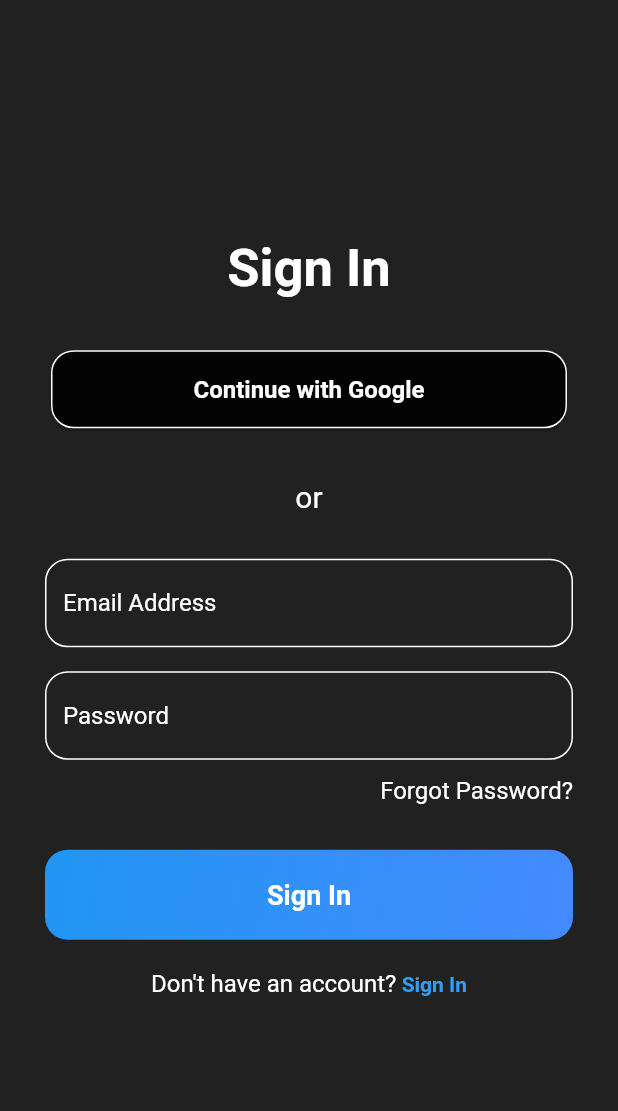
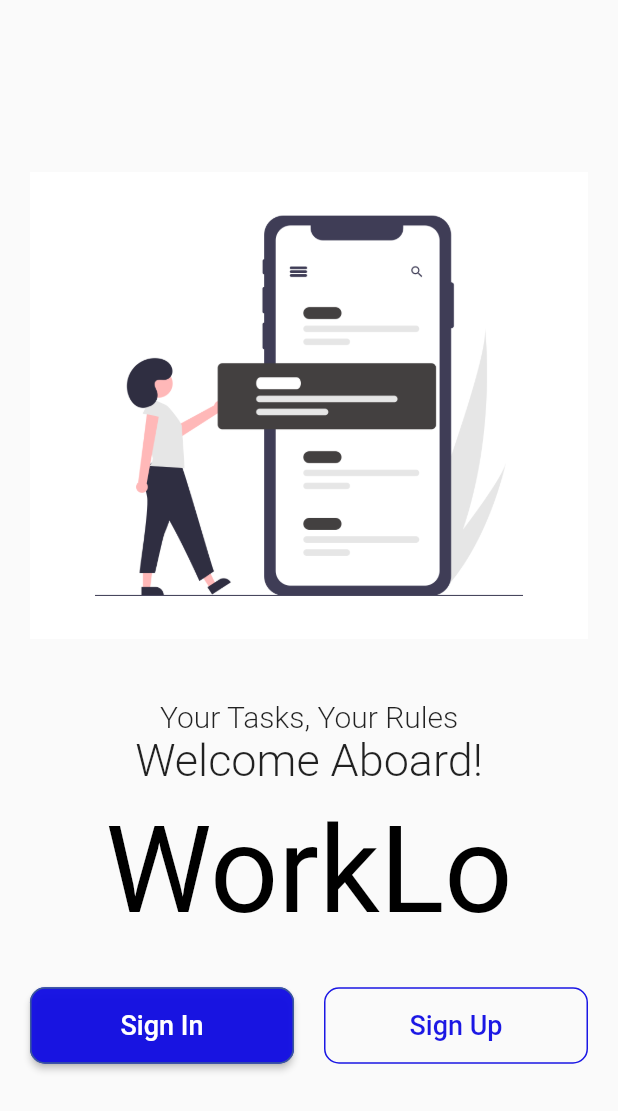
Before and after one commit to Janithpm/WorkLo, a Flutter app: the screen it shows after launch, on a phone screen of 412 x 824 dp. Shown: the top 1111 px of the screen. Run offline on Flutter 3.47's test engine with Material 2 defaults, Android fonts, the phone set to English and light mode, and no system bars; our stand-ins replace firebase_auth, firebase_core, google_sign_in; accounts and stored records are empty.

Commit message:
light theme sign in/ sign up/ welcome

```diff
--- a/lib/main.dart
+++ b/lib/main.dart
@@ -7,6 +7,9 @@
 import 'package:worklo/pages/home.dart';
 import 'package:worklo/pages/signup.dart';
 import 'package:worklo/pages/signin.dart';
+import 'package:worklo/pages/splashscreen.dart';
+import 'package:worklo/pages/welcome.dart';
+import 'package:worklo/utils/theme/workLotheme.dart';
 import 'firebase_options.dart';
 import 'service/auth.dart';
 
@@ -71,6 +74,13 @@
 
   @override
   Widget build(BuildContext context) {
-    return MaterialApp(home: SigninPage());
+    return MaterialApp(
+      theme: WorkLoTheme.lightTheme,
+      darkTheme: WorkLoTheme.lightTheme,
+      themeMode: ThemeMode.light,
+      debugShowCheckedModeBanner: false,
+      title: 'Worklo',
+      home: WelocmePage(),
+    );
   }
 }
--- a/lib/pages/addtodo.dart
+++ b/lib/pages/addtodo.dart
@@ -15,7 +15,7 @@ class _AddTodoPageState extends State<AddTodoPage> {
       //   title: const Text("Add Todo"),
       // ),
       body: Container(
-        color: Colors.black87,
+        // color:s Colors.black87,
         padding: const EdgeInsets.all(20),
         child: Column(
           children: [
--- a/lib/pages/signin.dart
+++ b/lib/pages/signin.dart
@@ -25,14 +25,22 @@ class _SigninPageState extends State<SigninPage> {
             child: Container(
       height: MediaQuery.of(context).size.height,
       width: MediaQuery.of(context).size.width,
-      color: Colors.black87,
       child: Column(
         mainAxisAlignment: MainAxisAlignment.center,
         children: [
           const Text(
-            "Sign In",
+            "SIGN IN WITH",
             style: TextStyle(
-                color: Colors.white, fontSize: 35, fontWeight: FontWeight.bold),
+                color: Colors.black87,
+                fontSize: 25,
+                fontWeight: FontWeight.w300),
+          ),
+          const Text(
+            "WORKLO",
+            style: TextStyle(
+                color: Colors.black87,
+                fontSize: 50,
+                fontWeight: FontWeight.w400),
           ),
           const SizedBox(
             height: 30,
@@ -43,11 +51,12 @@ class _SigninPageState extends State<SigninPage> {
           // ),
           // SocialBtn("Continue with Mobile"),
           const SizedBox(
-            height: 30,
+            height: 40,
           ),
-          const Text("or", style: TextStyle(color: Colors.white, fontSize: 20)),
+          const Text("Or sign in using Email and Password",
+              style: TextStyle(color: Colors.black54, fontSize: 16)),
           const SizedBox(
-            height: 30,
+            height: 20,
           ),
           TextInput("Email Address", emailController),
           const SizedBox(
@@ -62,7 +71,7 @@ class _SigninPageState extends State<SigninPage> {
             children: const [
               Text(
                 "Forgot Password?",
-                style: TextStyle(color: Colors.white, fontSize: 16),
+                style: TextStyle(color: Colors.black87, fontSize: 16),
               ),
               SizedBox(
                 width: 30,
@@ -70,7 +79,7 @@ class _SigninPageState extends State<SigninPage> {
             ],
           ),
           const SizedBox(
-            height: 30,
+            height: 25,
           ),
           Container(
             height: 60,
@@ -119,7 +128,7 @@ class _SigninPageState extends State<SigninPage> {
               child: isLoading
                   ? const CircularProgressIndicator()
                   : const Text(
-                      "Sign In",
+                      "SIGN IN",
                       style: TextStyle(
                         color: Color.fromARGB(255, 255, 255, 255),
                         fontSize: 18,
@@ -135,7 +144,7 @@ class _SigninPageState extends State<SigninPage> {
             mainAxisAlignment: MainAxisAlignment.center,
             children: [
               const Text("Don't have an account?",
-                  style: TextStyle(color: Colors.white, fontSize: 16)),
+                  style: TextStyle(color: Colors.black87, fontSize: 16)),
               InkWell(
                 onTap: () {
                   Navigator.pushAndRemoveUntil(
@@ -144,9 +153,10 @@ class _SigninPageState extends State<SigninPage> {
                           builder: (builder) => const SignupPage()),
                       (route) => false);
                 },
-                child: const Text(" Sign In",
+                child: const Text(" Sign Up",
                     style: TextStyle(
-                        color: Color.fromARGB(255, 48, 159, 250),
+                        fontSize: 16,
+                        color: Color(0xFF309FFA),
                         fontWeight: FontWeight.bold)),
               ),
             ],
@@ -194,21 +204,21 @@ class _SigninPageState extends State<SigninPage> {
           controller: controller,
           decoration: InputDecoration(
             hintText: text,
-            hintStyle: TextStyle(color: Colors.white),
+            hintStyle: TextStyle(color: Colors.black54),
             border: OutlineInputBorder(
-              borderRadius: BorderRadius.circular(15),
-              borderSide: BorderSide(color: Colors.white),
+              borderRadius: BorderRadius.circular(10),
+              borderSide: BorderSide(color: Colors.black),
             ),
             enabledBorder: OutlineInputBorder(
-              borderRadius: BorderRadius.circular(15),
-              borderSide: BorderSide(color: Colors.white),
+              borderRadius: BorderRadius.circular(10),
+              borderSide: BorderSide(color: Colors.black),
             ),
             focusedBorder: OutlineInputBorder(
-              borderRadius: BorderRadius.circular(15),
-              borderSide: BorderSide(color: Colors.white),
+              borderRadius: BorderRadius.circular(10),
+              borderSide: BorderSide(color: new Color(0xff1A73E9)),
             ),
           ),
-          style: TextStyle(color: Colors.white),
+          style: TextStyle(color: Colors.black),
         ));
   }
 }
--- /dev/null
+++ b/lib/pages/welcome.dart
@@ -0,0 +1,115 @@
+import 'package:flutter/material.dart';
+import 'package:worklo/pages/signin.dart';
+import 'package:worklo/pages/signup.dart';
+
+class WelocmePage extends StatelessWidget {
+  const WelocmePage({Key? key}) : super(key: key);
+
+  @override
+  Widget build(BuildContext context) {
+    return Scaffold(
+      // spalsh screeen with image and welcome text
+      body: Padding(
+        padding: const EdgeInsets.all(20),
+        child: Center(
+          child: Column(
+            mainAxisAlignment: MainAxisAlignment.center,
+            children: [
+              Image.asset('assets/splash.png'),
+              const SizedBox(height: 20),
+              // const Text(
+              //   'Welcome to',
+              //   style: TextStyle(
+              //     color: Colors.black87,
+              //     fontSize: 25,
+              //     fontWeight: FontWeight.w300,
+              //   ),
+              // ),
+
+              const SizedBox(height: 20),
+              const Text(
+                'Your Tasks, Your Rules',
+                style: TextStyle(
+                  color: Colors.black87,
+                  fontSize: 20,
+                  fontWeight: FontWeight.w300,
+                ),
+              ),
+              const Text(
+                'Welcome Aboard!',
+                style: TextStyle(
+                  color: Colors.black87,
+                  fontSize: 30,
+                  fontWeight: FontWeight.w300,
+                ),
+              ),
+              const SizedBox(height: 10),
+
+              const Text(
+                'WorkLo',
+                style: TextStyle(
+                  color: Colors.black,
+                  fontSize: 80,
+                  fontWeight: FontWeight.w400,
+                ),
+              ),
+              const SizedBox(height: 30),
+              Row(
+                mainAxisAlignment: MainAxisAlignment.center,
+                children: [
+                  Expanded(
+                    child: ElevatedButton(
+                      style: OutlinedButton.styleFrom(
+                        side: const BorderSide(
+                            width: 1, color: const Color(0xFF3b5998)),
+                        padding: const EdgeInsets.symmetric(vertical: 15),
+                        shape: RoundedRectangleBorder(
+                          borderRadius: BorderRadius.circular(10),
+                        ),
+                      ),
+                      onPressed: () {
+                        Navigator.pushAndRemoveUntil(
+                            context,
+                            MaterialPageRoute(
+                                builder: (builder) => const SigninPage()),
+                            (route) => false);
+                      },
+                      child:
+                          const Text("Sign In", style: TextStyle(fontSize: 18)),
+                    ),
+                  ),
+                  const SizedBox(width: 20),
+                  Expanded(
+                    child: OutlinedButton(
+                      style: OutlinedButton.styleFrom(
+                        // use theme color for btn border and text color
+
+                        side: const BorderSide(
+                            width: 1, color: const Color(0xF4110DE3)),
+                        padding: const EdgeInsets.symmetric(vertical: 15),
+                        shape: RoundedRectangleBorder(
+                          borderRadius: BorderRadius.circular(10),
+                        ),
+                      ),
+                      onPressed: () {
+                        Navigator.pushAndRemoveUntil(
+                            context,
+                            MaterialPageRoute(
+                                builder: (builder) => const SignupPage()),
+                            (route) => false);
+                      },
+                      child: const Text(
+                        "Sign Up",
+                        style: TextStyle(fontSize: 18),
+                      ),
+                    ),
+                  )
+                ],
+              )
+            ],
+          ),
+        ),
+      ),
+    );
+  }
+}
--- /dev/null
+++ b/lib/utils/theme/workLotheme.dart
@@ -0,0 +1,42 @@
+import 'package:flutter/material.dart';
+// import 'package:google_fonts/google_fonts.dart';
+
+class WorkLoTheme {
+  static ThemeData lightTheme = ThemeData(
+    brightness: Brightness.light,
+    primarySwatch: const MaterialColor(0xF4110DE3, <int, Color>{
+      50: Color(0xF4110DE3),
+      100: Color(0xF4110DE3),
+      200: Color(0xF4110DE3),
+      300: Color(0xF4110DE3),
+      400: Color(0xF4110DE3),
+      500: Color(0xF4110DE3),
+      600: Color(0xF4110DE3),
+      700: Color(0xF4110DE3),
+      800: Color(0xF4110DE3),
+      900: Color(0xF4110DE3),
+    }),
+  //   textTheme: TextTheme(
+  //       headline2: GoogleFonts.poppins(
+  //         color: Colors.black87,
+  //         fontSize: 20,
+  //       ),
+  //       subtitle2: GoogleFonts.poppins(
+  //         color: Colors.black54,
+  //         fontSize: 16,
+  //       )),
+  );
+
+  static ThemeData darkTheme = ThemeData(
+    brightness: Brightness.light,
+    // textTheme: TextTheme(
+    //     headline2: GoogleFonts.poppins(
+    //       color: Colors.white,
+    //       fontSize: 20,
+    //     ),
+    //     subtitle2: GoogleFonts.poppins(
+    //       color: Colors.white70,
+    //       fontSize: 16,
+    //     )),
+  );
+}
```
Also changed, not shown: lib/pages/signup.dart (+33 -16 lines), lib/pages/splashscreen.dart (added, +46 -0 lines), assets/splash.png (added).
